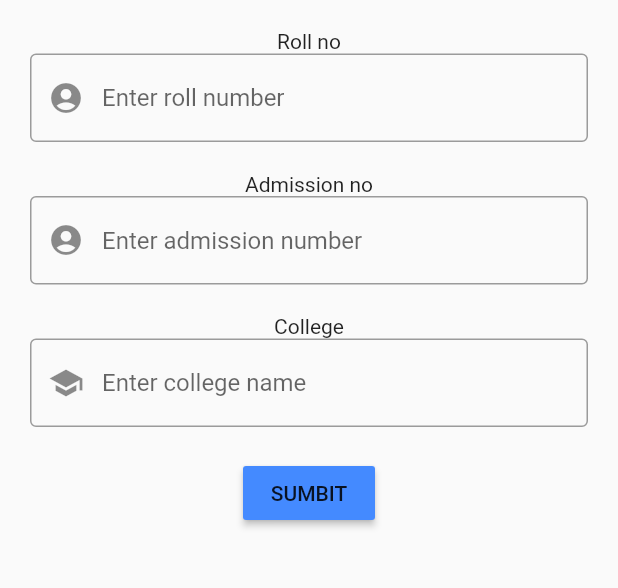
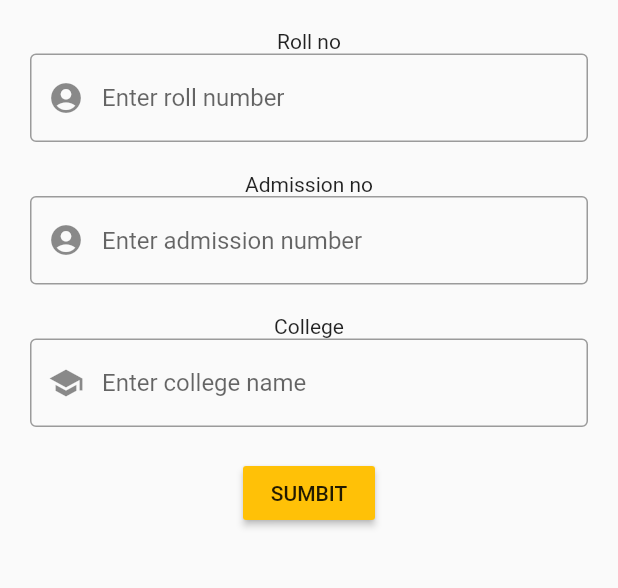
Before and after one commit to ankith1998/student-app, a Flutter app: the screen it shows after launch, on a phone screen of 412 x 824 dp, the part 407-995 px from its top. Run offline on Flutter 3.47's test engine with Material 2 defaults, Android fonts, the phone set to English and light mode, and no system bars.

Commit message:
button color updated

```diff
--- a/lib/main.dart
+++ b/lib/main.dart
@@ -53,7 +53,7 @@ class app extends StatelessWidget {
               SizedBox(height: 20.0,),
               RaisedButton(
                 onPressed: (){},
-                color: Colors.blueAccent,
+                color: Colors.amber,
                 child: Text("SUMBIT"),
               )
 
```
